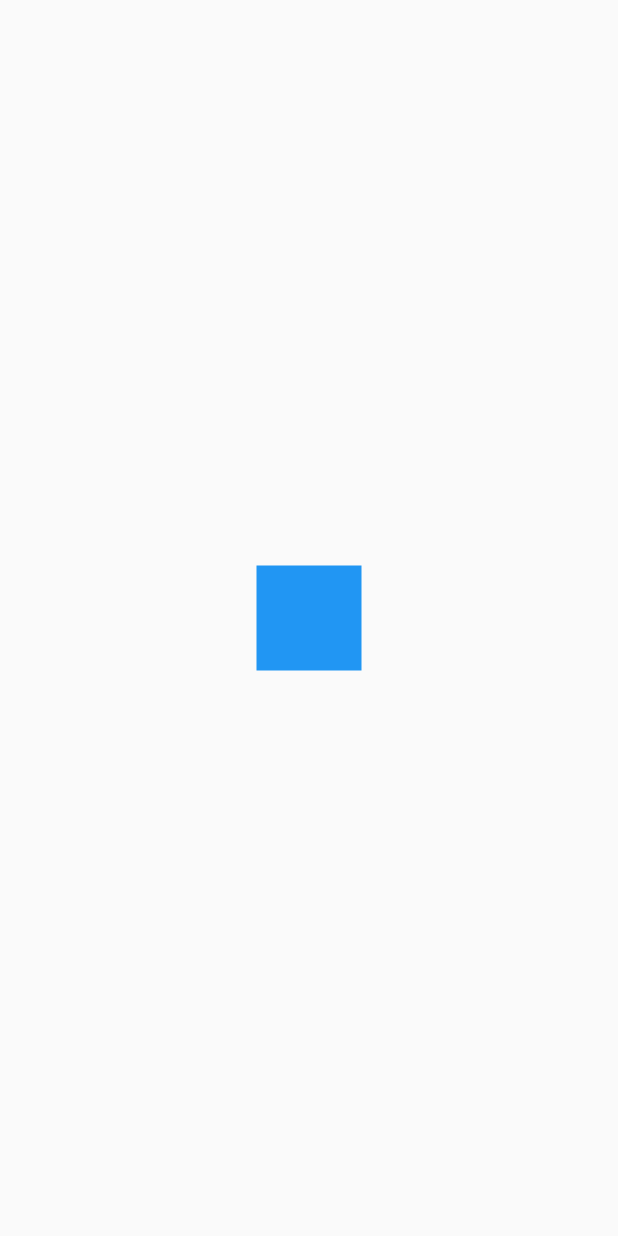
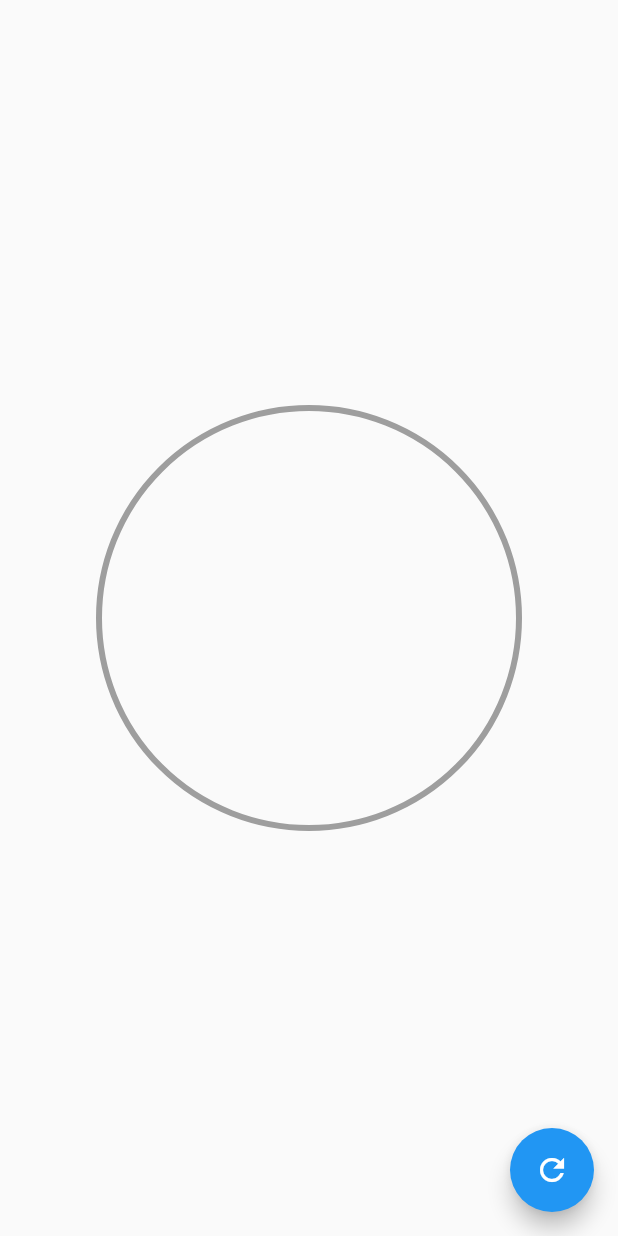
Before and after one commit to geceba/AnimacionesFlutter, a Flutter app: the screen it shows after launch, on a phone screen of 412 x 824 dp. Run offline on Flutter 3.47's test engine with Material 2 defaults, Android fonts, the phone set to English and light mode, and no system bars.

Commit message:
progressbar

```diff
--- a/lib/main.dart
+++ b/lib/main.dart
@@ -1,6 +1,7 @@
 //import 'package:animation/src/pages/Animations.dart';
 //import 'package:animation/src/pages/Headers.dart';
-import 'package:animation/src/challenge/cuadrado_animado_page.dart';
+//import 'package:animation/src/challenge/cuadrado_animado_page.dart';
+import 'package:animation/src/pages/GraficasCirculares.dart';
 import 'package:flutter/material.dart';
 
 void main() => runApp(MyApp());
@@ -11,7 +12,7 @@ class MyApp extends StatelessWidget {
     return MaterialApp(
       title: 'Diseños',
       debugShowCheckedModeBanner: false,
-      home: CuadradoAnimadoPage(),
+      home: GraficasCircularesPage(),
     );
   }
 }
--- /dev/null
+++ b/lib/src/pages/GraficasCirculares.dart
@@ -0,0 +1,39 @@
+import 'package:animation/src/widgets/RadialProgress.dart';
+import 'package:flutter/material.dart';
+
+class GraficasCircularesPage extends StatefulWidget {
+  @override
+  _GraficasCircularesPageState createState() => _GraficasCircularesPageState();
+}
+
+class _GraficasCircularesPageState extends State<GraficasCircularesPage> {
+  double percent = 0.0;
+
+  @override
+  Widget build(BuildContext context) {
+    return Scaffold(
+      floatingActionButton: FloatingActionButton(
+        child: Icon(Icons.refresh),
+        onPressed: () {
+          setState(() {
+            percent += 10;
+            if (percent > 100) {
+              percent = 0;
+            }
+          });
+        },
+      ),
+      body: Center(
+        child: Container(
+          width: 300,
+          height: 300,
+          child: RadialProgress(
+            percent: percent,
+            primaryColor: Colors.redAccent,
+            secondaryColor: Colors.grey,
+          ),
+        ),
+      ),
+    );
+  }
+}
--- /dev/null
+++ b/lib/src/widgets/RadialProgress.dart
@@ -0,0 +1,106 @@
+import 'package:flutter/material.dart';
+import 'dart:math' as Math;
+
+class RadialProgress extends StatefulWidget {
+  final percent;
+  final Color primaryColor;
+  final Color secondaryColor;
+  final double secondaryStroke;
+  final double primaryStroke;
+
+  RadialProgress(
+      {Key key,
+      @required this.percent,
+      this.primaryColor = Colors.blue,
+      this.secondaryColor = Colors.grey,
+      this.secondaryStroke = 4,
+      this.primaryStroke = 10})
+      : super(key: key);
+
+  @override
+  _RadialProgressState createState() => _RadialProgressState();
+}
+
+class _RadialProgressState extends State<RadialProgress>
+    with SingleTickerProviderStateMixin {
+  AnimationController controller;
+  double prevPercent;
+
+  @override
+  void initState() {
+    prevPercent = widget.percent;
+    controller = new AnimationController(
+        vsync: this, duration: Duration(milliseconds: 200));
+    super.initState();
+  }
+
+  @override
+  void dispose() {
+    controller.dispose();
+    super.dispose();
+  }
+
+  @override
+  Widget build(BuildContext context) {
+    controller.forward(from: 0.0);
+
+    final differenceAnimation = widget.percent - prevPercent;
+    prevPercent = widget.percent;
+
+    return AnimatedBuilder(
+        animation: controller,
+        builder: (BuildContext context, Widget child) {
+          return Container(
+            padding: EdgeInsets.all(10),
+            width: double.infinity,
+            height: double.infinity,
+            child: CustomPaint(
+                painter: _MiRadialProgress(
+                    (widget.percent - differenceAnimation) +
+                        (differenceAnimation * controller.value),
+                    widget.primaryColor,
+                    widget.secondaryColor,
+                    widget.secondaryStroke,
+                    widget.primaryStroke)),
+          );
+        });
+  }
+}
+
+class _MiRadialProgress extends CustomPainter {
+  final percent;
+  final Color primaryColor;
+  final Color secondaryColor;
+  final double secondaryStroke;
+  final double primaryStroke;
+
+  _MiRadialProgress(this.percent, this.primaryColor, this.secondaryColor,
+      this.secondaryStroke, this.primaryStroke);
+
+  @override
+  void paint(Canvas canvas, Size size) {
+    final paint = new Paint()
+      ..strokeWidth = secondaryStroke
+      ..color = secondaryColor
+      ..style = PaintingStyle.stroke;
+
+    Offset center = new Offset(size.width * 0.5, size.height / 2);
+    final double radius = Math.min(size.width * 0.5, size.height * 0.5);
+
+    canvas.drawCircle(center, radius, paint);
+
+    // Arc
+    final paintArco = new Paint()
+      ..strokeWidth = primaryStroke
+      ..color = primaryColor
+      ..style = PaintingStyle.stroke;
+
+    double arcAngle = 2 * Math.pi * (percent / 100);
+
+    canvas.drawArc(Rect.fromCircle(center: center, radius: radius),
+        -Math.pi / 2, arcAngle, false, paintArco);
+  }
+
+  @override
+  bool shouldRepaint(CustomPainter oldDelegate) => true;
+}
```
Also changed, not shown: lib/src/labs/circular_progress.dart (added, +100 -0 lines).
